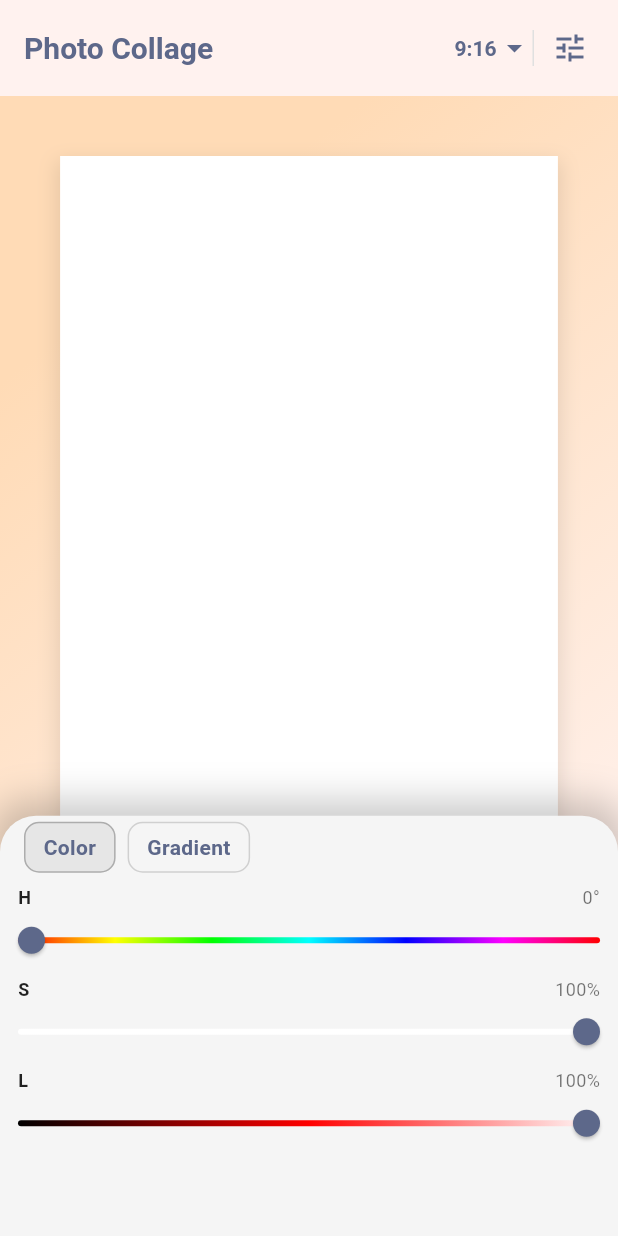
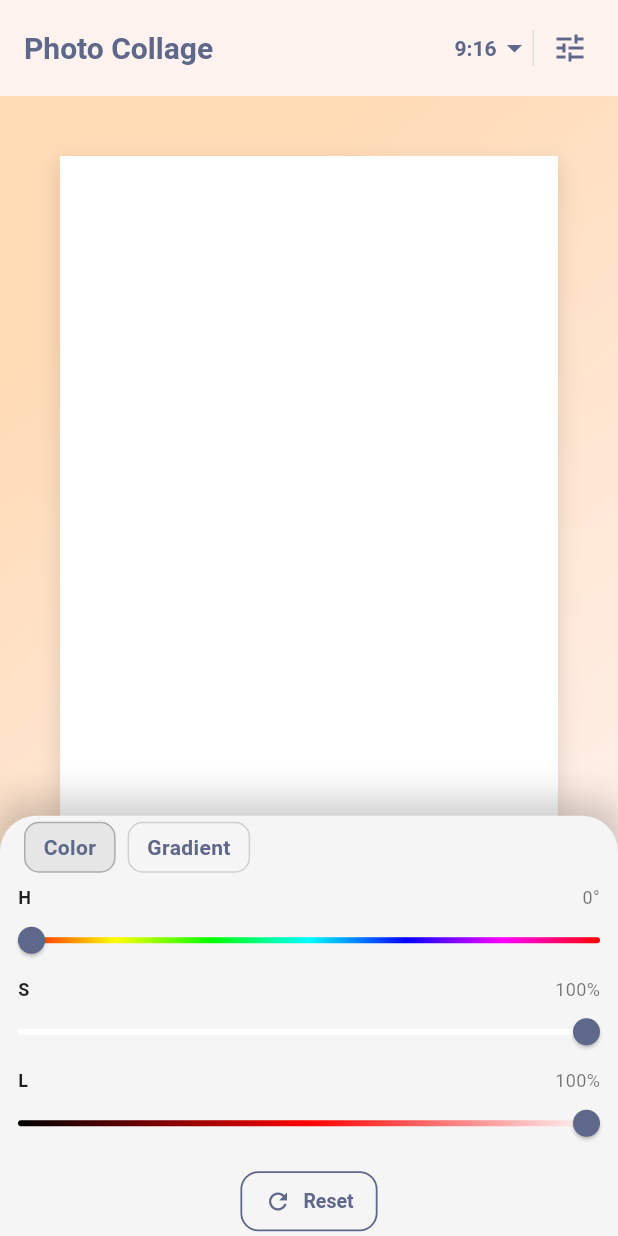
Before and after one commit to aycabadem/photo_collage, a Flutter app: the screen it shows after launch, item 3 of the bottom bar chosen, on a phone screen of 412 x 824 dp. Run offline on Flutter 3.47's test engine with Material 3 defaults, Android fonts, the light colour scheme and no system bars; our stand-ins replace extended_image, image_gallery_saver, image_picker.

Commit message:
add reset function on color picker

```diff
--- a/lib/widgets/ios_color_picker_modal.dart
+++ b/lib/widgets/ios_color_picker_modal.dart
@@ -162,9 +162,37 @@ class _IOSColorPickerModalState extends State<IOSColorPickerModal> {
           _saturationSlider(),
           const SizedBox(height: 8),
           _lightnessSlider(),
+          const SizedBox(height: 12),
+          Center(
+            child: OutlinedButton.icon(
+              onPressed: _resetToWhite,
+              style: OutlinedButton.styleFrom(
+                foregroundColor: Theme.of(context).colorScheme.primary,
+                side: BorderSide(color: Theme.of(context).colorScheme.primary, width: 1.2),
+                shape: RoundedRectangleBorder(borderRadius: BorderRadius.circular(12)),
+                padding: const EdgeInsets.symmetric(horizontal: 16, vertical: 8),
+                textStyle: const TextStyle(fontSize: 13, fontWeight: FontWeight.w600),
+              ),
+              icon: const Icon(Icons.refresh, size: 18),
+              label: const Text('Reset'),
+            ),
+          ),
         ],
       ),
     );
+  }
+
+  void _resetToWhite() {
+    setState(() {
+      _mode = BackgroundMode.solid;
+      _selectedColor = Colors.white;
+      _selectedOpacity = 1.0;
+      final hsl = HSLColor.fromColor(_selectedColor);
+      _h = hsl.hue;
+      _s = 0.0;
+      _l = hsl.lightness;
+    });
+    widget.onColorChanged(_selectedColor, _selectedOpacity);
   }
 
   Widget _hueSlider() {
```
